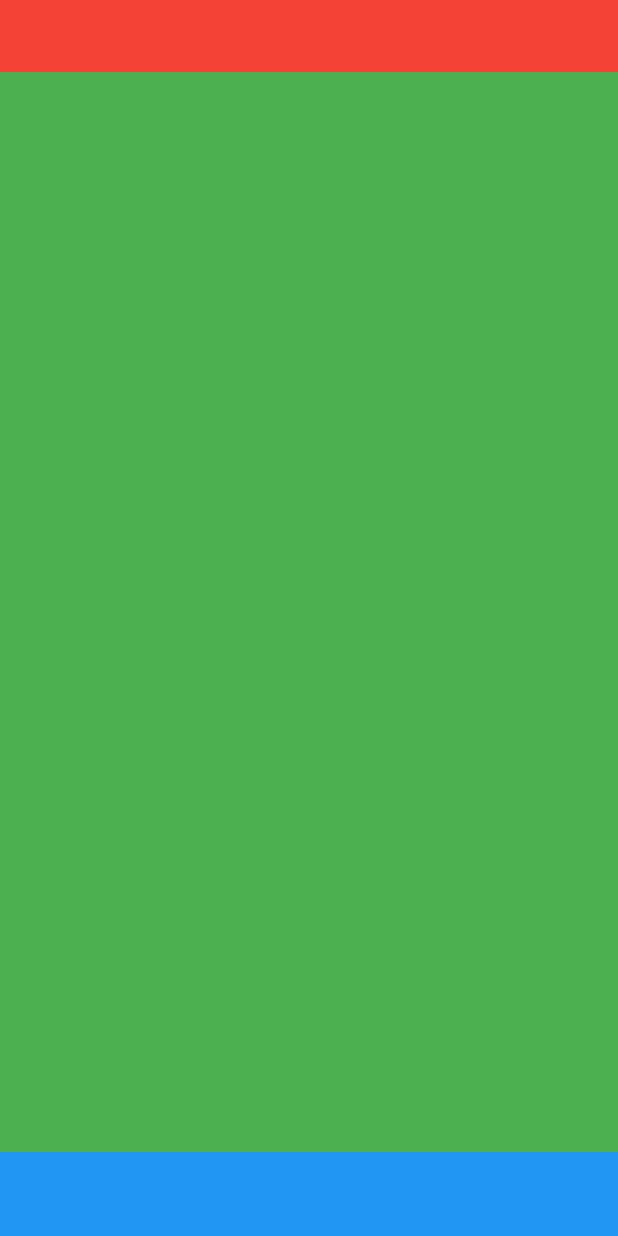
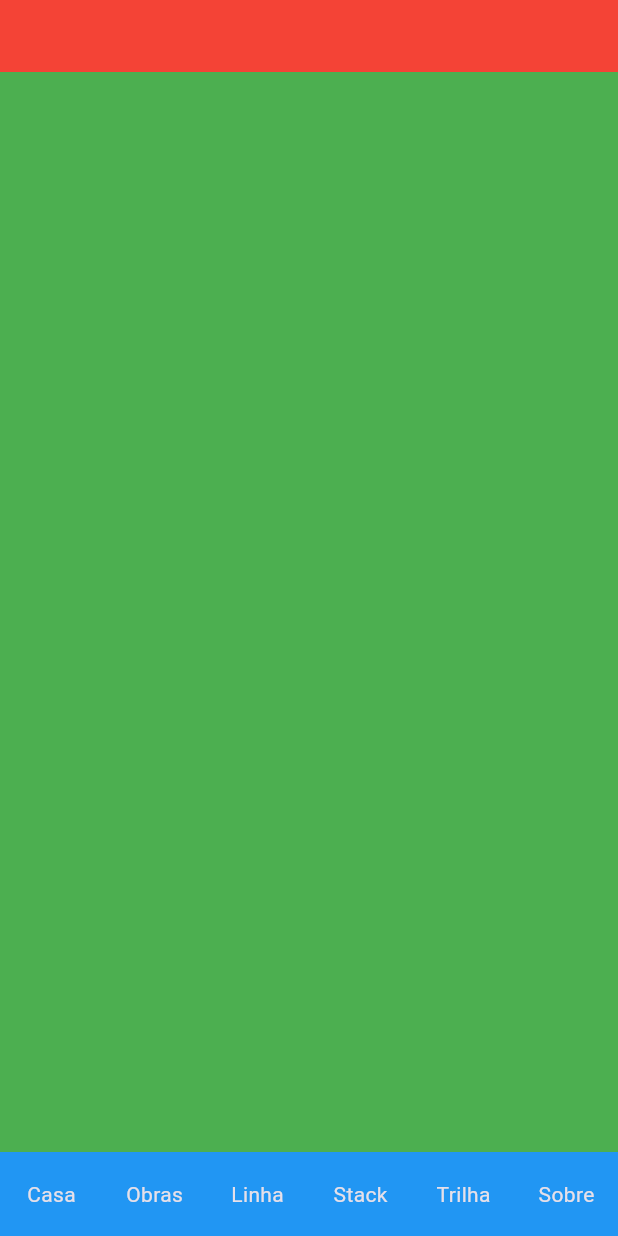
Before and after one commit to camistallica/camistallica-portfolio, a Flutter app: the screen it shows after launch, on a phone screen of 412 x 824 dp. Run offline on Flutter 3.47's test engine with Material 3 defaults, Android fonts, the phone set to English and light mode, and no system bars; our stand-ins replace google_fonts.

Commit message:
refactor: align the tabs in the center with expanded

```diff
--- a/camistallica_portfolio/lib/shell/app_shell.dart
+++ b/camistallica_portfolio/lib/shell/app_shell.dart
@@ -19,10 +19,38 @@ class AppShell extends StatelessWidget {
             color:Colors.green
           )),
           Container(
-            height: 56, color: Colors.blue
-          )],
+            height: 56, color: Colors.blue,
+          child: Row(
+            children: [
+              Expanded(child: Center(
+                  child: Text('Casa')
+                  ),
+              ),
+              Expanded(child: Center(
+                child: Text('Obras')
+                ),
+              ),
+              Expanded(child: Center(
+                child: Text('Linha')
+                ),
+              ),
+              Expanded(child: Center(
+                child: Text('Stack')
+                ),
+              ),
+              Expanded(child: Center(
+                child: Text('Trilha')
+                ),
+              ),
+              Expanded(child: Center(
+                child: Text('Sobre')
+                ),
+              ),
+          ],
         ),
       ),
-    );
+    ]),
+  ),
+  );
   }
 }
```
